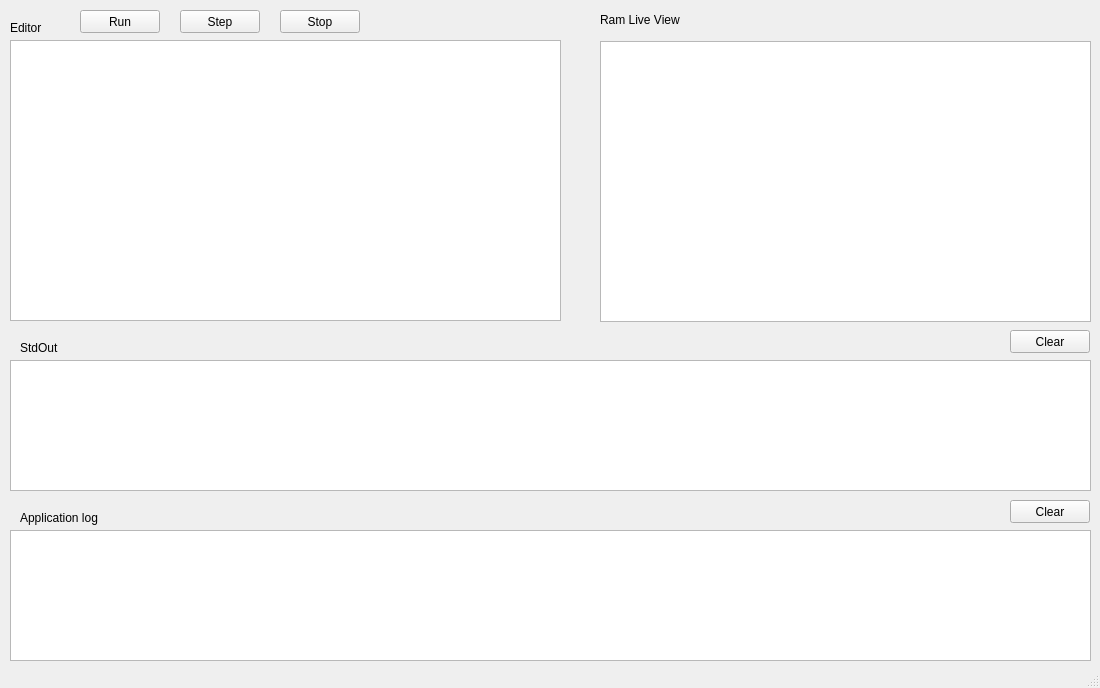
This is forms/ide_cfactorial.ui in CrisAzofeifa/1ProyectoDatos2 as Qt 5 draws it before an edit. The edited form follows.
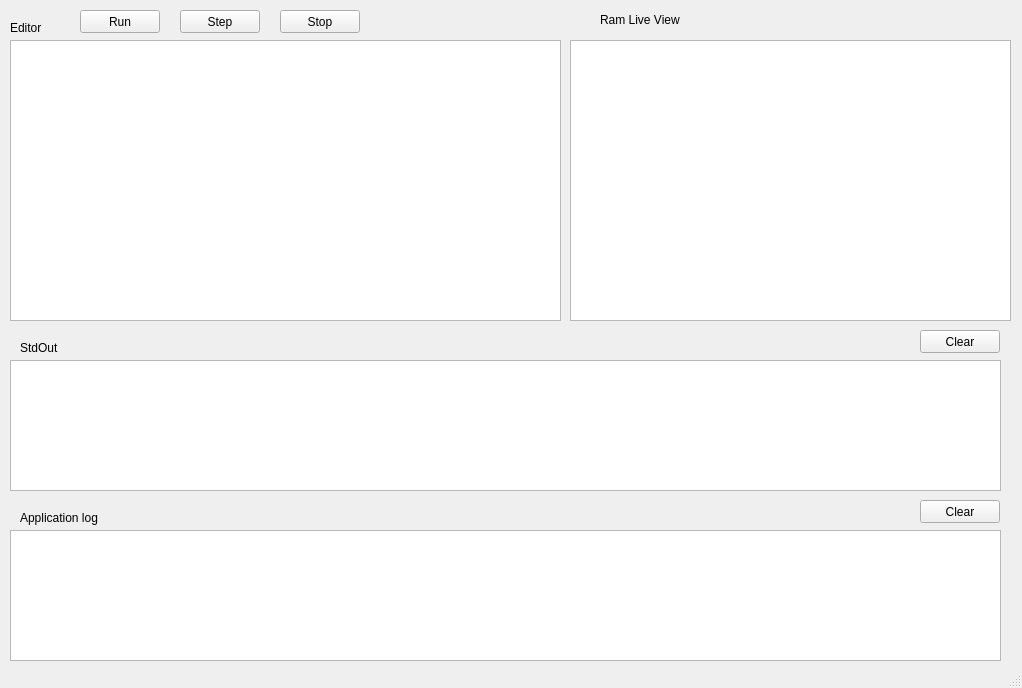
This is the edited form.

The edit to the form file:
```diff
--- a/forms/ide_cfactorial.ui
+++ b/forms/ide_cfactorial.ui
@@ -9,7 +9,7 @@
    <rect>
     <x>0</x>
     <y>0</y>
-    <width>1100</width>
+    <width>1022</width>
     <height>688</height>
    </rect>
   </property>
@@ -43,16 +43,6 @@
      <string>Run</string>
     </property>
    </widget>
-   <widget class="QTableView" name="RamLiveView">
-    <property name="geometry">
-     <rect>
-      <x>600</x>
-      <y>41</y>
-      <width>491</width>
-      <height>281</height>
-     </rect>
-    </property>
-   </widget>
    <widget class="QPushButton" name="StepButton">
     <property name="enabled">
      <bool>true</bool>
@@ -87,7 +77,7 @@
      <rect>
       <x>10</x>
       <y>360</y>
-      <width>1081</width>
+      <width>991</width>
       <height>131</height>
      </rect>
     </property>
@@ -113,7 +103,7 @@
      <rect>
       <x>10</x>
       <y>530</y>
-      <width>1081</width>
+      <width>991</width>
       <height>131</height>
      </rect>
     </property>
@@ -166,7 +156,7 @@
    <widget class="QPushButton" name="ClearAppLog">
     <property name="geometry">
      <rect>
-      <x>1010</x>
+      <x>920</x>
       <y>500</y>
       <width>80</width>
       <height>23</height>
@@ -179,7 +169,7 @@
    <widget class="QPushButton" name="ClearStdOut">
     <property name="geometry">
      <rect>
-      <x>1010</x>
+      <x>920</x>
       <y>330</y>
       <width>80</width>
       <height>23</height>
@@ -189,6 +179,16 @@
      <string>Clear</string>
     </property>
    </widget>
+   <widget class="QTableWidget" name="RamLiveView">
+    <property name="geometry">
+     <rect>
+      <x>570</x>
+      <y>40</y>
+      <width>441</width>
+      <height>281</height>
+     </rect>
+    </property>
+   </widget>
   </widget>
   <widget class="QStatusBar" name="statusBar"/>
  </widget>
```
